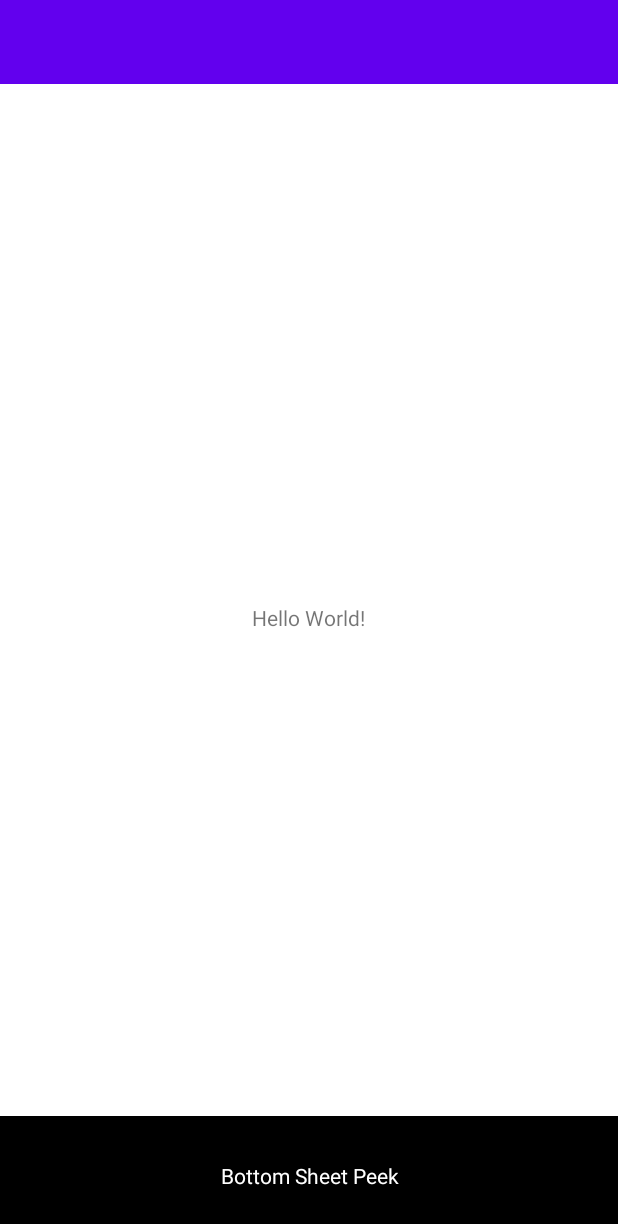
After one commit to DikiyCoding/WorkShop, an Android app: the BottomSheetFragment screen opened directly, with no data from a screen before it, on a phone screen of 412 x 824 dp. The commit adds this screen. Shown: the top 1224 px of the screen. Run offline under Robolectric (Android 15) with nearby library versions, the phone set to English and light mode, and no system bars.

Commit message:
1) add bottom sheet layout implementation in BottomSheetFragment, 2) rename progress bar implementation as horizontal progress bar in HorizontalProgressBarFragment 3) remove HorizontalProgressBarFragment from view.custom to view.android package 4) add app_bar_simple layout 5) rename content_payment and content_permits layouts to content_activity_payment and content_activity_permits

```diff
--- a/app/src/main/AndroidManifest.xml
+++ b/app/src/main/AndroidManifest.xml
@@ -27,10 +27,12 @@
         <activity android:name=".ui.material.coordinator.activities.simple.SimpleCoordinatorActivity" />
         <activity android:name=".ui.material.coordinator.activities.custom.CustomCoordinatorActivity" />
 
+        <!-- Design -->
         <activity android:name="com.dikiy.workshop.ui.design.examples.first.ui.activities.PaymentActivity" />
         <activity android:name="com.dikiy.workshop.ui.design.examples.first.ui.activities.PermitsActivity" />
         <activity android:name="com.dikiy.workshop.ui.design.examples.first.ui.activities.PursesActivity" />
 
+        <!-- SmartLock -->
         <activity android:name=".code.google.smartlock.experimental.ExperimentalActivity" />
         <activity android:name=".code.google.smartlock.quickstart.QuickStartActivity" />
         <activity android:name=".code.google.smartlock.signin.SignInActivity" />
--- a/app/src/main/java/com/dikiy/workshop/ui/design/examples/first/ui/activities/PermitsActivity.kt
+++ b/app/src/main/java/com/dikiy/workshop/ui/design/examples/first/ui/activities/PermitsActivity.kt
@@ -10,7 +10,7 @@ import androidx.appcompat.app.AppCompatActivity
 import androidx.core.text.HtmlCompat
 import com.dikiy.workshop.R
 import com.dikiy.workshop.ui.design.examples.first.ui.adapters.CategoriesAdapter
-import kotlinx.android.synthetic.main.content_permits.*
+import kotlinx.android.synthetic.main.content_activity_permits.*
 import com.dikiy.workshop.ui.design.examples.first.model.Category
 import com.dikiy.workshop.ui.design.examples.first.model.Permit
 import com.dikiy.workshop.ui.design.examples.first.ui.adapters.PermitsAdapter
--- /dev/null
+++ b/app/src/main/java/com/dikiy/workshop/ui/views/android/bottomSheet/BottomSheetFragment.java
@@ -0,0 +1,30 @@
+package com.dikiy.workshop.ui.views.android.bottomSheet;
+
+import android.os.Bundle;
+import android.view.LayoutInflater;
+import android.view.View;
+import android.view.ViewGroup;
+
+import androidx.annotation.NonNull;
+import androidx.annotation.Nullable;
+import androidx.fragment.app.Fragment;
+
+import com.dikiy.workshop.R;
+
+public class BottomSheetFragment extends Fragment {
+
+    @Nullable
+    @Override
+    public View onCreateView(@NonNull LayoutInflater inflater, @Nullable ViewGroup container, @Nullable Bundle savedInstanceState) {
+        return inflater.inflate(R.layout.fragment_bottom_sheet, null);
+    }
+
+    @Override
+    public void onViewCreated(@NonNull View view, @Nullable Bundle savedInstanceState) {
+        super.onViewCreated(view, savedInstanceState);
+        init();
+    }
+
+    private void init() {
+    }
+}
--- a/app/src/main/java/com/dikiy/workshop/ui/views/custom/progressBar/ProgressBarFragment.kt
+++ b/app/src/main/java/com/dikiy/workshop/ui/views/android/horizontalProgressBar/HorizontalProgressBarFragment.kt
@@ -1,4 +1,4 @@
-package com.dikiy.workshop.ui.views.custom.progressBar
+package com.dikiy.workshop.ui.views.android.horizontalProgressBar
 
 import android.os.Bundle
 import android.view.LayoutInflater
@@ -10,7 +10,7 @@ import com.dikiy.workshop.R
 import com.dikiy.workshop.ui.views.custom.floatView.FloatViewManager
 import com.dikiy.workshop.ui.views.custom.floatView.IFloatViewManager*/
 
-class ProgressBarFragment : Fragment() {
+class HorizontalProgressBarFragment : Fragment() {
 
 //    private lateinit var mFloatView: FloatView
 //    private lateinit var mIFloatViewManager: IFloatViewManager
@@ -21,7 +21,7 @@ class ProgressBarFragment : Fragment() {
     }
 
     override fun onCreateView(inflater: LayoutInflater, container: ViewGroup?, savedInstanceState: Bundle?): View? {
-        return inflater.inflate(R.layout.fragment_progress_bar, null)
+        return inflater.inflate(R.layout.fragment_horizontal_progress_bar, null)
     }
 
     override fun onViewCreated(view: View, savedInstanceState: Bundle?) {
--- a/app/src/main/res/layout/activity_main.xml
+++ b/app/src/main/res/layout/activity_main.xml
@@ -30,9 +30,15 @@
         android:layout_width="match_parent"
         android:layout_height="match_parent" />-->
 
+    <!--<fragment
+        android:id="@+id/container"
+        android:name="com.dikiy.workshop.ui.views.android.glSurfaceView.fragments.SurfaceViewFragment"
+        android:layout_width="match_parent"
+        android:layout_height="match_parent" />-->
+
     <fragment
         android:id="@+id/container"
-        android:name="com.dikiy.workshop.ui.views.android.glSurfaceView.fragments.SurfaceViewFragment"
+        android:name="com.dikiy.workshop.ui.views.android.bottomSheet.BottomSheetFragment"
         android:layout_width="match_parent"
         android:layout_height="match_parent" />
 
--- a/app/src/main/res/layout/activity_payment.xml
+++ b/app/src/main/res/layout/activity_payment.xml
@@ -15,6 +15,6 @@
 
     </com.google.android.material.appbar.AppBarLayout>
 
-    <include layout="@layout/content_payment" />
+    <include layout="@layout/content_activity_payment" />
 
 </LinearLayout>
--- a/app/src/main/res/layout/activity_permits.xml
+++ b/app/src/main/res/layout/activity_permits.xml
@@ -15,6 +15,6 @@
 
     </com.google.android.material.appbar.AppBarLayout>
 
-    <include layout="@layout/content_permits" />
+    <include layout="@layout/content_activity_permits" />
 
 </LinearLayout>
--- /dev/null
+++ b/app/src/main/res/layout/app_bar_simple.xml
@@ -0,0 +1,21 @@
+<?xml version="1.0" encoding="utf-8"?>
+<androidx.coordinatorlayout.widget.CoordinatorLayout xmlns:android="http://schemas.android.com/apk/res/android"
+    xmlns:app="http://schemas.android.com/apk/res-auto"
+    android:layout_width="match_parent"
+    android:layout_height="match_parent">
+
+    <com.google.android.material.appbar.AppBarLayout
+        android:layout_width="match_parent"
+        android:layout_height="wrap_content"
+        android:theme="@style/AppTheme.AppBarOverlay">
+
+        <androidx.appcompat.widget.Toolbar
+            android:id="@+id/toolbar"
+            android:layout_width="match_parent"
+            android:layout_height="?attr/actionBarSize"
+            android:background="?attr/colorPrimary"
+            app:popupTheme="@style/AppTheme.PopupOverlay" />
+
+    </com.google.android.material.appbar.AppBarLayout>
+
+</androidx.coordinatorlayout.widget.CoordinatorLayout>
--- /dev/null
+++ b/app/src/main/res/layout/content_fragment_bottom_sheet.xml
@@ -0,0 +1,12 @@
+<?xml version="1.0" encoding="utf-8"?>
+<FrameLayout xmlns:android="http://schemas.android.com/apk/res/android"
+    android:layout_width="match_parent"
+    android:layout_height="match_parent">
+
+    <TextView
+        android:layout_width="wrap_content"
+        android:layout_height="wrap_content"
+        android:layout_gravity="center"
+        android:text="Hello World!" />
+
+</FrameLayout>
--- /dev/null
+++ b/app/src/main/res/layout/fragment_bottom_sheet.xml
@@ -0,0 +1,15 @@
+<?xml version="1.0" encoding="utf-8"?>
+<androidx.coordinatorlayout.widget.CoordinatorLayout xmlns:android="http://schemas.android.com/apk/res/android"
+    android:layout_width="match_parent"
+    android:layout_height="match_parent">
+
+    <!-- подключение элемента app bar -->
+    <include layout="@layout/app_bar_simple" />
+
+    <!-- подключение основного контента -->
+    <include layout="@layout/content_fragment_bottom_sheet" />
+
+    <!-- подключение нижнего экрана -->
+    <include layout="@layout/layout_bottom_sheet" />
+
+</androidx.coordinatorlayout.widget.CoordinatorLayout>
--- /dev/null
+++ b/app/src/main/res/layout/layout_bottom_sheet.xml
@@ -0,0 +1,28 @@
+<?xml version="1.0" encoding="utf-8"?>
+<LinearLayout xmlns:android="http://schemas.android.com/apk/res/android"
+    xmlns:app="http://schemas.android.com/apk/res-auto"
+    android:id="@+id/bottom_sheet"
+    android:layout_width="match_parent"
+    android:layout_height="340dp"
+    android:background="@android:color/darker_gray"
+    android:orientation="vertical"
+    app:behavior_hideable="false"
+    app:behavior_peekHeight="80dp"
+    app:layout_behavior="@string/bottom_sheet_behavior">
+
+    <TextView
+        android:layout_width="match_parent"
+        android:layout_height="80dp"
+        android:background="@color/colorAccent"
+        android:gravity="center"
+        android:text="@string/bottom_sheet_peek"
+        android:textColor="@android:color/white" />
+
+    <TextView
+        android:layout_width="match_parent"
+        android:layout_height="match_parent"
+        android:gravity="center"
+        android:text="@string/bottom_sheet_content"
+        android:textColor="@android:color/white" />
+
+</LinearLayout>
--- a/app/src/main/res/layout/test.xml
+++ b/app/src/main/res/layout/test.xml
@@ -10,6 +10,7 @@
     android:gravity="start|center"
     android:includeFontPadding="false"
     android:paddingStart="20dp"
+    android:paddingLeft="20dp"
     android:textAllCaps="false"
     android:textColor="@color/minsk"
     android:textSize="15sp"
--- a/app/src/main/res/values/strings.xml
+++ b/app/src/main/res/values/strings.xml
@@ -82,6 +82,10 @@
     <string name="thumbnail">Thumbnail</string>
     <string name="add_participants">Add Participants</string>
 
+    <!-- Bottom Sheet -->
+    <string name="bottom_sheet_peek">Bottom Sheet Peek</string>
+    <string name="bottom_sheet_content">Bottom Sheet Content</string>
+
     <!--Progress Bar-->
     <string name="progress_button_text">Продолжить</string>
     <string name="progress_edit_text_hint">Введите текст</string>
```
Also changed, not shown: app/src/main/res/layout/content_activity_payment.xml (renamed from app/src/main/res/layout/content_payment.xml), app/src/main/res/layout/content_activity_permits.xml (renamed from app/src/main/res/layout/content_permits.xml), app/src/main/res/layout/fragment_horizontal_progress_bar.xml (renamed from app/src/main/res/layout/fragment_progress_bar.xml).
